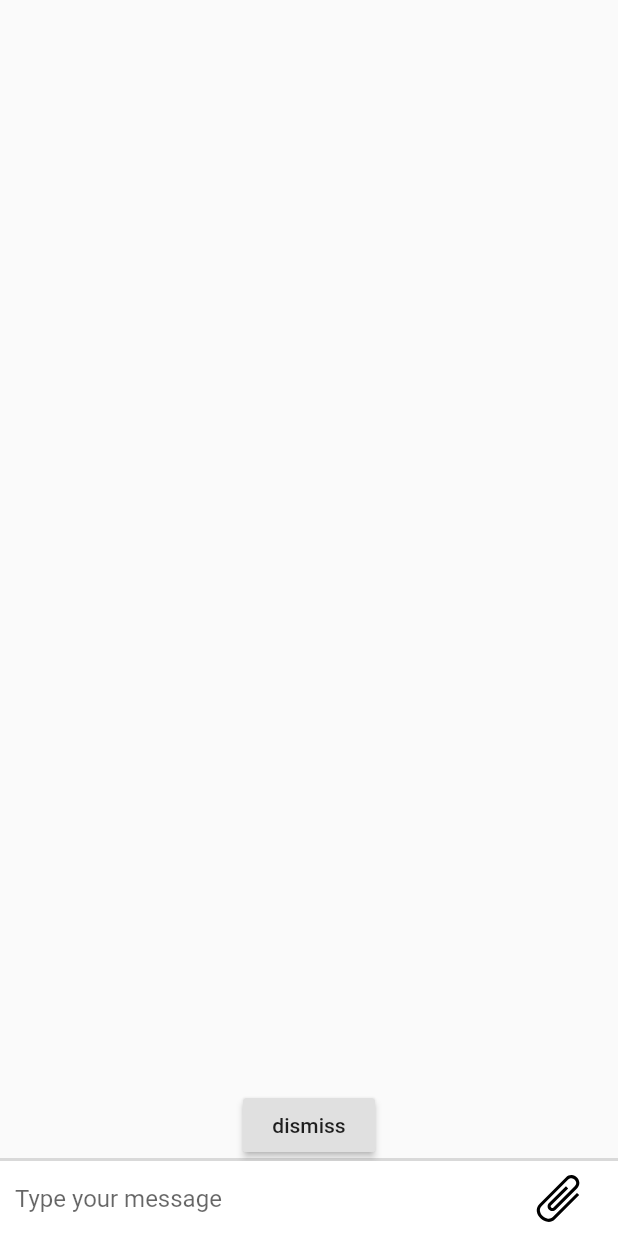
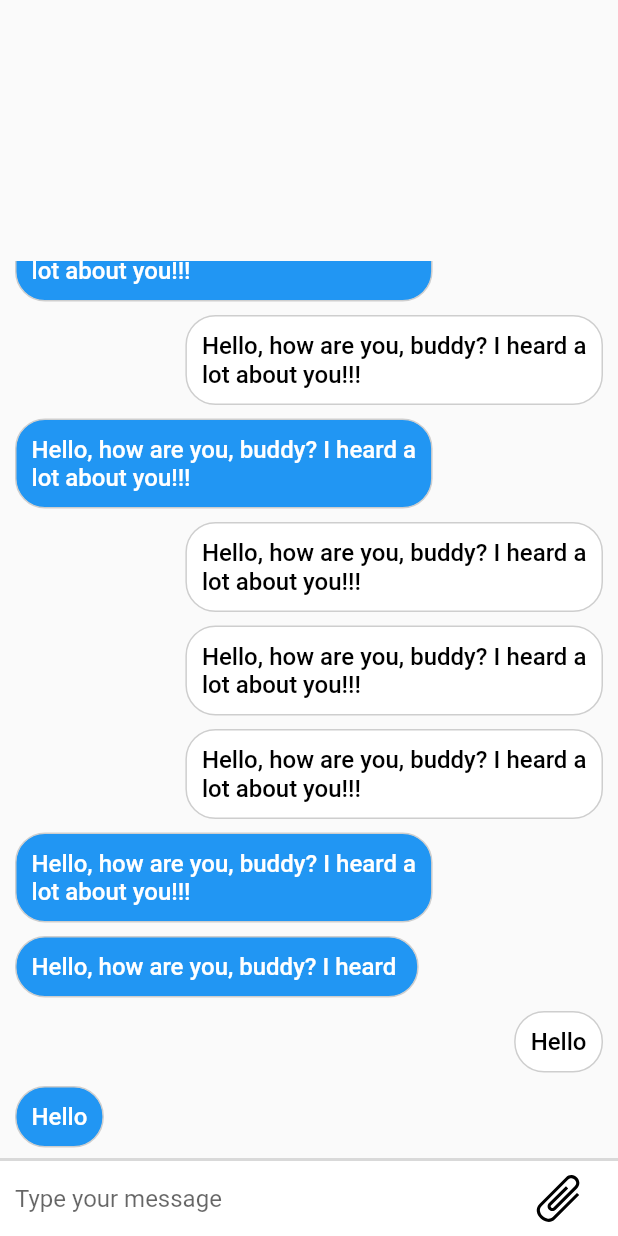
Before and after one commit to mumiyasss/CatchMe-Dart, a Flutter app: the ChatScreenView screen opened directly, on a phone screen of 412 x 824 dp. Run offline on Flutter 3.47's test engine with Material 2 defaults, Android fonts, the phone set to English and light mode, and no system bars; our stand-ins replace flutter_svg.

Commit message:
Messages List initial

```diff
--- a/lib/ui/chatscreen/ChatScreenView.dart
+++ b/lib/ui/chatscreen/ChatScreenView.dart
@@ -5,23 +5,84 @@ class ChatScreenView extends StatelessWidget {
   @override
   Widget build(BuildContext context) {
     return Scaffold(
-
       body: SafeArea(
         child: Column(
           mainAxisAlignment: MainAxisAlignment.end,
           children: <Widget>[
-            Center(
-              child: RaisedButton(
-                  child: new Text('dismiss'),
-                  onPressed: () {
-                    FocusScope.of(context).requestFocus(new FocusNode());
-                    SingleChildScrollView();
-                  }),
+            Flexible(
+              child: GestureDetector(
+                onTap: () =>
+                    FocusScope.of(context).requestFocus(new FocusNode()),
+                child: Container(
+                  height: 600,
+                  child: ListView(
+                    reverse: true,
+                    children: <Widget>[
+                      MessageBubble(false, "Hello"),
+                      MessageBubble(true, "Hello"),
+                      MessageBubble(
+                          false, "Hello, how are you, buddy? I heard "),
+                      MessageBubble(false,
+                          "Hello, how are you, buddy? I heard a lot about you!!!"),
+                      MessageBubble(true,
+                          "Hello, how are you, buddy? I heard a lot about you!!!"),
+                      MessageBubble(true,
+                          "Hello, how are you, buddy? I heard a lot about you!!!"),
+                      MessageBubble(true,
+                          "Hello, how are you, buddy? I heard a lot about you!!!"),
+                      MessageBubble(false,
+                          "Hello, how are you, buddy? I heard a lot about you!!!"),
+                      MessageBubble(true,
+                          "Hello, how are you, buddy? I heard a lot about you!!!"),
+                      MessageBubble(false,
+                          "Hello, how are you, buddy? I heard a lot about you!!!"),
+                    ],
+                  ),
+                ),
+              ),
             ),
             MessageField()
           ],
         ),
       ),
+    );
+  }
+}
+
+class MessageBubble extends StatelessWidget {
+  MessageBubble(this.self, this.text);
+  final bool self;
+  final String text;
+
+  @override
+  Widget build(BuildContext context) {
+    var bigMargin = MediaQuery.of(context).size.width * 0.3;
+    var bottomMargin = 9.0;
+
+    var message = Container(
+      padding: EdgeInsets.all(10),
+      decoration: BoxDecoration(
+        borderRadius: BorderRadius.all(Radius.circular(20)),
+        border: Border.all(color: Color(0xFFCECECE)),
+        color: self ? Color(0xFFFFFFFF) : Color(0xFF2196F3),
+      ),
+      child: Text(
+        text,
+        textAlign: TextAlign.justify,
+        // textAlign: self ? TextAlign.end : TextAlign.start,
+        style: TextStyle(
+            fontWeight: FontWeight.w500,
+            fontSize: 16,
+            color: self ? Colors.black : Colors.white),
+      ),
+    );
+
+    return Container(
+      padding: self
+          ? EdgeInsets.only(left: bigMargin, right: 10, bottom: bottomMargin)
+          : EdgeInsets.only(right: bigMargin, left: 10, bottom: bottomMargin),
+      alignment: self ? Alignment.centerRight : Alignment.centerLeft,
+      child: message,
     );
   }
 }
```
